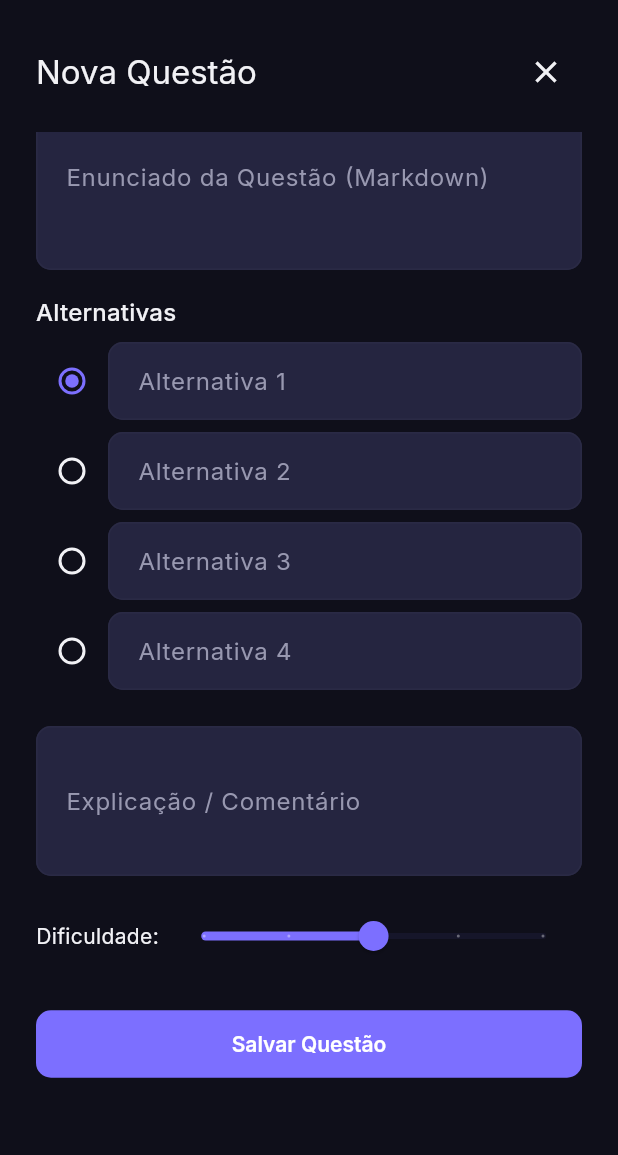
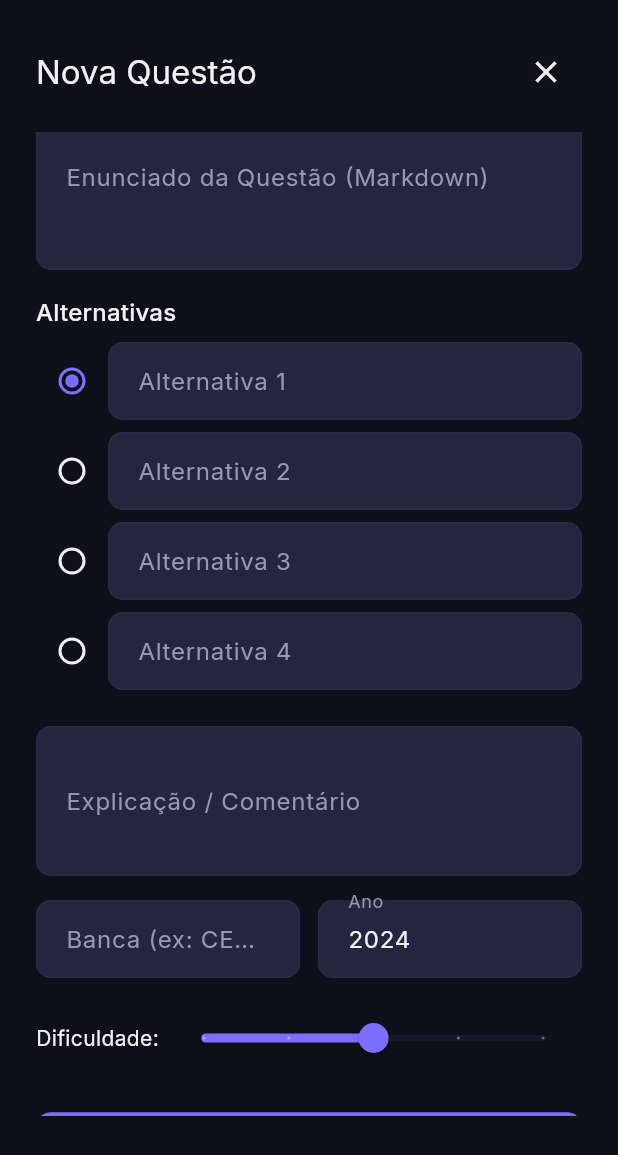
Before and after one commit to leaovictor/studyops, a Flutter app: the QuestionFormModal widget shown alone on an empty page, opened directly with empty values, scrolled down 32 dp, on a phone screen of 412 x 824 dp. Shown: the top 1155 px of the screen. Run offline on Flutter 3.47's test engine with Material 3 defaults, Android fonts, the phone set to English and light mode, and no system bars; our stand-ins replace audioplayers, cloud_firestore, confetti, firebase_auth, firebase_core, fl_chart and 7 more; missing offline and left inert: el_tooltip, fsrs; accounts and stored records are empty.

Commit message:
feat: Implement advanced question filtering by institution and year, including a new filter screen, model updates, service logic, and database index/rule adjustments, and add goalId to new flashcards.

```diff
--- a/lib/controllers/question_controller.dart
+++ b/lib/controllers/question_controller.dart
@@ -6,19 +6,62 @@ import 'subject_controller.dart';
 
 final questionServiceProvider = Provider((ref) => QuestionService());
 
-// Selected subject state for the question bank screen
+class QuestionFilter {
+  final String? subjectId;
+  final String? banca;
+  final int? ano;
+  final List<String>? tags;
+  final int limit;
+
+  const QuestionFilter({
+    this.subjectId,
+    this.banca,
+    this.ano,
+    this.tags,
+    this.limit = 10,
+  });
+
+  QuestionFilter copyWith({
+    String? subjectId,
+    String? banca,
+    int? ano,
+    List<String>? tags,
+    int? limit,
+  }) {
+    return QuestionFilter(
+      subjectId: subjectId ?? this.subjectId,
+      banca: banca ?? this.banca,
+      ano: ano ?? this.ano,
+      tags: tags ?? this.tags,
+      limit: limit ?? this.limit,
+    );
+  }
+}
+
+// Current filter state
+final questionFilterProvider =
+    StateProvider<QuestionFilter>((ref) => const QuestionFilter());
+
+// Selected subject state for the question bank screen (legacy, maybe keep for compat)
 final selectedQuestionSubjectIdProvider = StateProvider<String?>((ref) => null);
 
 final questionsProvider = FutureProvider<List<Question>>((ref) async {
   final service = ref.watch(questionServiceProvider);
   final goalId = ref.watch(activeGoalIdProvider);
+  final filter = ref.watch(questionFilterProvider);
   final subjectsAsync = ref.watch(subjectsProvider);
   final subjects = subjectsAsync.valueOrNull ?? [];
 
   if (subjects.isEmpty) return [];
 
-  final selectedSubjectId = ref.watch(selectedQuestionSubjectIdProvider);
-  final subjectToFetch = selectedSubjectId ?? subjects.first.id;
+  final effectiveSubjectId = filter.subjectId ?? subjects.first.id;
 
-  return service.fetchQuestions(subjectId: subjectToFetch, goalId: goalId);
+  return service.fetchQuestions(
+    subjectId: effectiveSubjectId,
+    goalId: goalId,
+    banca: filter.banca,
+    ano: filter.ano,
+    tags: filter.tags,
+    limit: filter.limit,
+  );
 });
--- a/lib/models/question_model.dart
+++ b/lib/models/question_model.dart
@@ -8,6 +8,8 @@ class Question {
   final String explanation;
   final String subjectId;
   final String? goalId;
+  final String banca;
+  final int ano;
   final int difficulty; // 1-5
   final List<String> tags;
   final String ownerId; // "admin" or userId
@@ -20,6 +22,8 @@ class Question {
     required this.explanation,
     required this.subjectId,
     this.goalId,
+    required this.banca,
+    required this.ano,
     required this.difficulty,
     required this.tags,
     required this.ownerId,
@@ -35,6 +39,8 @@ class Question {
     String? explanation,
     String? subjectId,
     String? goalId,
+    String? banca,
+    int? ano,
     int? difficulty,
     List<String>? tags,
     String? ownerId,
@@ -47,6 +53,8 @@ class Question {
       explanation: explanation ?? this.explanation,
       subjectId: subjectId ?? this.subjectId,
       goalId: goalId ?? this.goalId,
+      banca: banca ?? this.banca,
+      ano: ano ?? this.ano,
       difficulty: difficulty ?? this.difficulty,
       tags: tags ?? this.tags,
       ownerId: ownerId ?? this.ownerId,
@@ -61,6 +69,8 @@ class Question {
       'explanation': explanation,
       'subjectId': subjectId,
       'goalId': goalId,
+      'banca': banca,
+      'ano': ano,
       'difficulty': difficulty,
       'tags': tags,
       'ownerId': ownerId,
@@ -76,6 +86,8 @@ class Question {
       explanation: map['explanation'] as String? ?? '',
       subjectId: map['subjectId'] as String? ?? '',
       goalId: map['goalId'] as String?,
+      banca: map['banca'] as String? ?? '',
+      ano: (map['ano'] as num?)?.toInt() ?? 2024,
       difficulty: (map['difficulty'] as num?)?.toInt() ?? 1,
       tags: List<String>.from(map['tags'] ?? []),
       ownerId: map['ownerId'] as String? ?? 'admin',
--- a/lib/widgets/question_form_modal.dart
+++ b/lib/widgets/question_form_modal.dart
@@ -24,6 +24,8 @@ class _QuestionFormModalState extends State<QuestionFormModal> {
   late TextEditingController _textController;
   late TextEditingController _explanationController;
   late List<TextEditingController> _optionControllers;
+  late TextEditingController _bancaController;
+  late TextEditingController _anoController;
   int _correctOptionIndex = 0;
   int _difficulty = 3;
 
@@ -34,6 +36,10 @@ class _QuestionFormModalState extends State<QuestionFormModal> {
         TextEditingController(text: widget.initialQuestion?.text ?? '');
     _explanationController =
         TextEditingController(text: widget.initialQuestion?.explanation ?? '');
+    _bancaController =
+        TextEditingController(text: widget.initialQuestion?.banca ?? '');
+    _anoController = TextEditingController(
+        text: widget.initialQuestion?.ano.toString() ?? '2024');
 
     _optionControllers = List.generate(
       4,
@@ -55,6 +61,8 @@ class _QuestionFormModalState extends State<QuestionFormModal> {
   void dispose() {
     _textController.dispose();
     _explanationController.dispose();
+    _bancaController.dispose();
+    _anoController.dispose();
     for (var c in _optionControllers) {
       c.dispose();
     }
@@ -71,6 +79,8 @@ class _QuestionFormModalState extends State<QuestionFormModal> {
         explanation: _explanationController.text,
         subjectId: widget.subjectId,
         goalId: widget.goalId,
+        banca: _bancaController.text.trim(),
+        ano: int.tryParse(_anoController.text) ?? 2024,
         difficulty: _difficulty,
         tags: widget.initialQuestion?.tags ?? [], // Keep old tags or add logic
         ownerId: widget.initialQuestion?.ownerId ?? '', // Fill at call site
@@ -175,6 +185,31 @@ class _QuestionFormModalState extends State<QuestionFormModal> {
                       const SizedBox(height: 16),
                       Row(
                         children: [
+                          Expanded(
+                            child: TextFormField(
+                              controller: _bancaController,
+                              decoration: const InputDecoration(
+                                labelText: 'Banca (ex: CESGRANRIO)',
+                                border: OutlineInputBorder(),
+                              ),
+                            ),
+                          ),
+                          const SizedBox(width: 12),
+                          Expanded(
+                            child: TextFormField(
+                              controller: _anoController,
+                              keyboardType: TextInputType.number,
+                              decoration: const InputDecoration(
+                                labelText: 'Ano',
+                                border: OutlineInputBorder(),
+                              ),
+                            ),
+                          ),
+                        ],
+                      ),
+                      const SizedBox(height: 16),
+                      Row(
+                        children: [
                           const Text('Dificuldade: '),
                           Expanded(
                             child: Slider(
```
Also changed, not shown: firestore.indexes.json (+46 -0 lines), lib/screens/flashcards_screen.dart (+6 -2 lines), lib/screens/question_bank_screen.dart (+13 -0 lines), lib/screens/question_filter_screen.dart (added, +246 -0 lines), lib/services/question_service.dart (+26 -23 lines), 1 other file.
